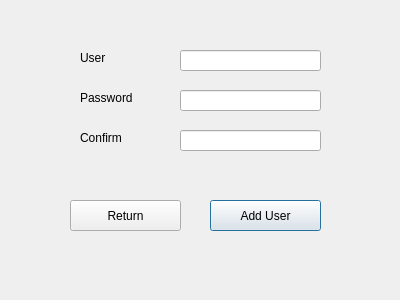
fmxinliu/cmake-practice, file qt/src/users/adduser.ui: the form before one commit.
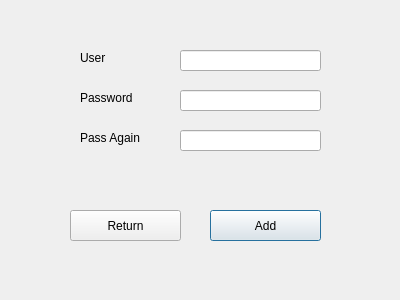
The form after the commit.

```diff
--- a/qt/src/users/adduser.ui
+++ b/qt/src/users/adduser.ui
@@ -71,12 +71,12 @@
     <rect>
      <x>80</x>
      <y>130</y>
-     <width>68</width>
-     <height>15</height>
+     <width>91</width>
+     <height>16</height>
     </rect>
    </property>
    <property name="text">
-    <string>Confirm</string>
+    <string>Pass Again</string>
    </property>
    <property name="buddy">
     <cstring>lePassword_2</cstring>
@@ -116,20 +116,20 @@
    <property name="geometry">
     <rect>
      <x>210</x>
-     <y>200</y>
+     <y>210</y>
      <width>111</width>
      <height>31</height>
     </rect>
    </property>
    <property name="text">
-    <string>Add User</string>
+    <string>Add</string>
    </property>
   </widget>
   <widget class="QPushButton" name="btnReturn">
    <property name="geometry">
     <rect>
      <x>70</x>
-     <y>200</y>
+     <y>210</y>
      <width>111</width>
      <height>31</height>
     </rect>
```
Left out of the diff: 6 changed lines with no effect on the pictures.
